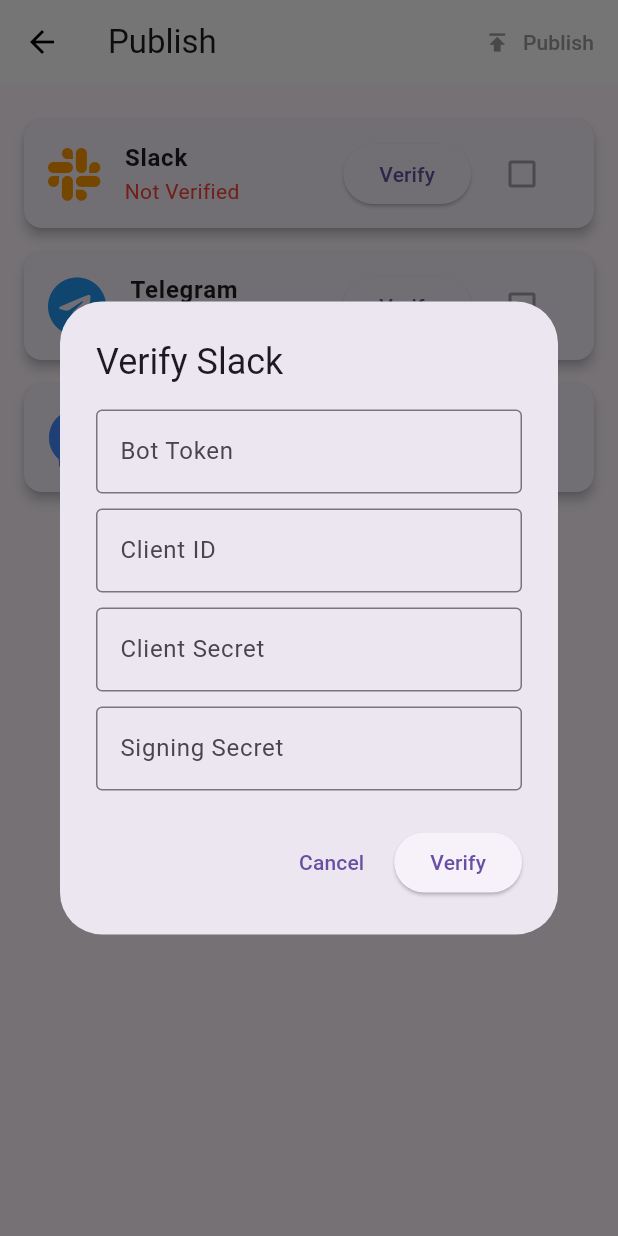
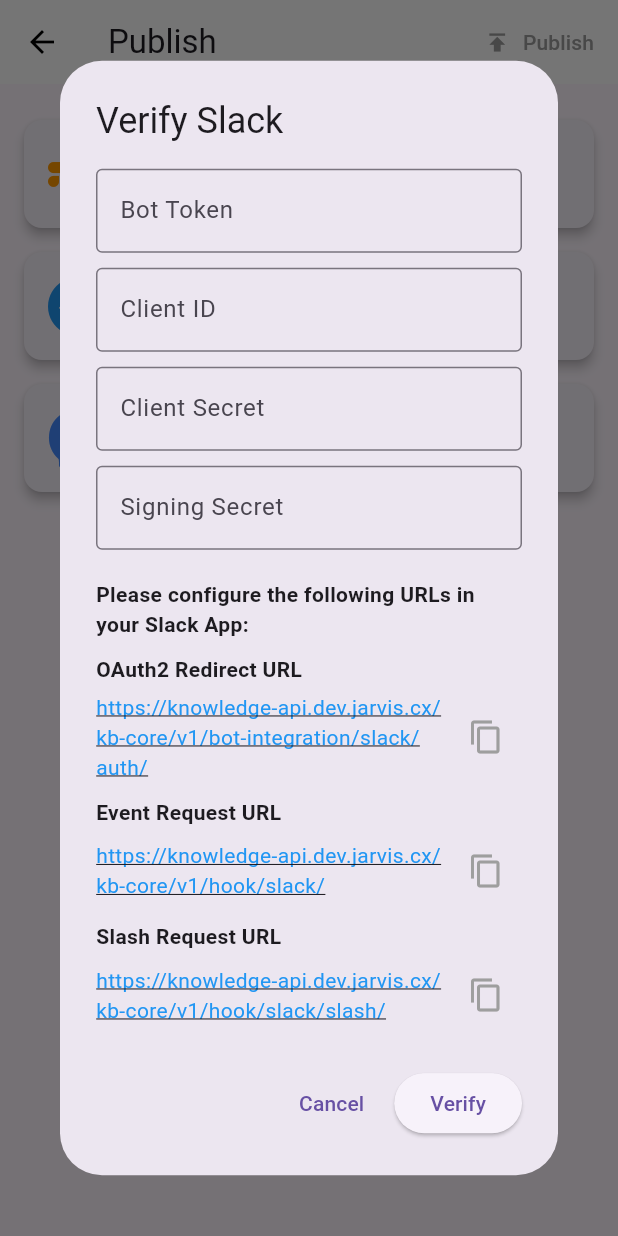
Before and after one commit to chaukietck25/Knowledge-based-BOT, a Flutter app: the PublishPage screen opened directly with empty values, after a tap on "Verify", on a phone screen of 412 x 824 dp. Run offline on Flutter 3.47's test engine with Material 3 defaults, Android fonts, the phone set to English and light mode, and no system bars; our stand-ins replace equatable, file_picker, flutter_mobx, flutter_svg, font_awesome_flutter, google_mobile_ads and 3 more; generated files the repository leaves out were written again.

Commit message:
finish publish func

```diff
--- a/knowledge_based_bot/lib/views/bot_management/publish_page.dart
+++ b/knowledge_based_bot/lib/views/bot_management/publish_page.dart
@@ -1,6 +1,5 @@
-// lib/views/bot_management/publish_page.dart
-
 import 'package:flutter/material.dart';
+import 'package:flutter/services.dart'; // Import for Clipboard
 import 'package:flutter_mobx/flutter_mobx.dart';
 import 'package:font_awesome_flutter/font_awesome_flutter.dart';
 import 'package:url_launcher/url_launcher.dart';
@@ -27,7 +26,7 @@ class _PublishPageState extends State<PublishPage> {
   // Controllers for Telegram input
   final TextEditingController _telegramBotTokenController = TextEditingController();
 
-  // **Controllers for Messenger input (updated)**
+  // Controllers for Messenger input (updated)
   final TextEditingController _messengerBotTokenController = TextEditingController();
   final TextEditingController _messengerPageIdController = TextEditingController();
   final TextEditingController _messengerAppSecretController = TextEditingController();
@@ -49,7 +48,6 @@ class _PublishPageState extends State<PublishPage> {
 
     _telegramBotTokenController.dispose();
 
-    // **Dispose Messenger controllers**
     _messengerBotTokenController.dispose();
     _messengerPageIdController.dispose();
     _messengerAppSecretController.dispose();
@@ -60,15 +58,25 @@ class _PublishPageState extends State<PublishPage> {
   // Function to show verification dialog based on platform
   Future<void> _showVerificationDialog(IntegrationPlatform platform) async {
     if (platform.name == 'Slack') {
-      // Slack requires multiple fields
+      // Slack verification dialog remains unchanged
       Map<String, String>? slackData = await showDialog<Map<String, String>>(
         context: context,
         builder: (context) {
+          // Construct URLs using assistantId
+          String oauth2RedirectUrl =
+              'https://knowledge-api.dev.jarvis.cx/kb-core/v1/bot-integration/slack/auth/${widget.assistantId}';
+          String eventRequestUrl =
+              'https://knowledge-api.dev.jarvis.cx/kb-core/v1/hook/slack/${widget.assistantId}';
+          String slashRequestUrl =
+              'https://knowledge-api.dev.jarvis.cx/kb-core/v1/hook/slack/slash/${widget.assistantId}';
+
           return AlertDialog(
             title: Text('Verify ${platform.name}'),
             content: SingleChildScrollView(
               child: Column(
+                crossAxisAlignment: CrossAxisAlignment.start,
                 children: [
+                  // Existing input fields
                   TextField(
                     controller: _slackBotTokenController,
                     decoration: const InputDecoration(
@@ -103,6 +111,30 @@ class _PublishPageState extends State<PublishPage> {
                       hintText: 'e.g., dd2d30f94af0dcadc85958177d3e3a56',
                       border: OutlineInputBorder(),
                     ),
+                  ),
+                  const SizedBox(height: 20),
+                  // **Display OAuth2 Redirect URLs and other URLs with copy buttons**
+                  const Text(
+                    'Please configure the following URLs in your Slack App:',
+                    style: TextStyle(fontWeight: FontWeight.bold),
+                  ),
+                  const SizedBox(height: 10),
+                  // OAuth2 Redirect URL
+                  _buildCopyableUrlField(
+                    label: 'OAuth2 Redirect URL',
+                    url: oauth2RedirectUrl,
+                  ),
+                  const SizedBox(height: 10),
+                  // Event Request URL
+                  _buildCopyableUrlField(
+                    label: 'Event Request URL',
+                    url: eventRequestUrl,
+                  ),
+                  const SizedBox(height: 10),
+                  // Slash Request URL
+                  _buildCopyableUrlField(
+                    label: 'Slash Request URL',
+                    url: slashRequestUrl,
                   ),
                 ],
               ),
@@ -148,7 +180,7 @@ class _PublishPageState extends State<PublishPage> {
         _verifyPlatform(platform, slackData);
       }
     } else if (platform.name == 'Telegram') {
-      // Telegram requires only botToken
+      // Telegram verification dialog remains unchanged
       Map<String, String>? telegramData = await showDialog<Map<String, String>>(
         context: context,
         builder: (context) {
@@ -199,15 +231,22 @@ class _PublishPageState extends State<PublishPage> {
         _verifyPlatform(platform, telegramData);
       }
     } else if (platform.name == 'Messenger') {
-      // **Update Messenger verification to collect botToken, pageId, and appSecret**
+      // **Updated Messenger Verification Dialog**
       Map<String, String>? messengerData = await showDialog<Map<String, String>>(
         context: context,
         builder: (context) {
+          // Construct Callback URL using assistantId
+          String callbackUrl =
+              'https://knowledge-api.dev.jarvis.cx/kb-core/v1/hook/messenger/${widget.assistantId}';
+          String verifyToken = 'knowledge'; // Static Verify Token
+
           return AlertDialog(
             title: Text('Verify ${platform.name}'),
             content: SingleChildScrollView(
               child: Column(
+                crossAxisAlignment: CrossAxisAlignment.start,
                 children: [
+                  // Existing input fields
                   TextField(
                     controller: _messengerBotTokenController,
                     decoration: const InputDecoration(
@@ -233,6 +272,24 @@ class _PublishPageState extends State<PublishPage> {
                       hintText: 'e.g., 9306d5a10984235385b820df66838ada',
                       border: OutlineInputBorder(),
                     ),
+                  ),
+                  const SizedBox(height: 20),
+                  // **Additional Fields: Callback URL and Verify Token with Copy Buttons**
+                  const Text(
+                    'Please configure the following in your Messenger App:',
+                    style: TextStyle(fontWeight: FontWeight.bold),
+                  ),
+                  const SizedBox(height: 10),
+                  // Callback URL
+                  _buildCopyableUrlField(
+                    label: 'Callback URL',
+                    url: callbackUrl,
+                  ),
+                  const SizedBox(height: 10),
+                  // Verify Token
+                  _buildCopyableUrlField(
+                    label: 'Verify Token',
+                    url: verifyToken,
                   ),
                 ],
               ),
@@ -275,6 +332,46 @@ class _PublishPageState extends State<PublishPage> {
     } else {
       // Handle other platforms if any
     }
+  }
+
+  // **Helper function to build a copyable URL field with a copy button**
+  Widget _buildCopyableUrlField({required String label, required String url}) {
+    return Column(
+      crossAxisAlignment: CrossAxisAlignment.start,
+      children: [
+        Text(
+          label,
+          style: const TextStyle(fontWeight: FontWeight.bold),
+        ),
+        const SizedBox(height: 5),
+        Row(
+          children: [
+            // Expanded SelectableText to allow users to select and copy manually if desired
+            Expanded(
+              child: SelectableText(
+                url,
+                style: const TextStyle(
+                  color: Colors.blue,
+                  decoration: TextDecoration.underline,
+                ),
+              ),
+            ),
+            IconButton(
+              icon: const Icon(Icons.copy, color: Colors.grey),
+              onPressed: () {
+                Clipboard.setData(ClipboardData(text: url));
+                ScaffoldMessenger.of(context).showSnackBar(
+                  SnackBar(
+                    content: Text('$label copied to clipboard'),
+                    duration: const Duration(seconds: 2),
+                  ),
+                );
+              },
+            ),
+          ],
+        ),
+      ],
+    );
   }
 
   // Function to handle platform verification
--- a/knowledge_based_bot/lib/views/conversation/conversation_history.dart
+++ b/knowledge_based_bot/lib/views/conversation/conversation_history.dart
@@ -2,7 +2,6 @@
 
 import 'package:flutter/foundation.dart';
 import 'package:flutter/material.dart';
-import 'package:knowledge_based_bot/views/ads/banner_ad_widget.dart';
 import 'package:knowledge_based_bot/views/ads/interstitial_ad.dart';
 import 'package:knowledge_based_bot/views/bot_management/bot_management_screen.dart';
 import 'package:knowledge_based_bot/Views/bot_management/bot_screen.dart';
```
